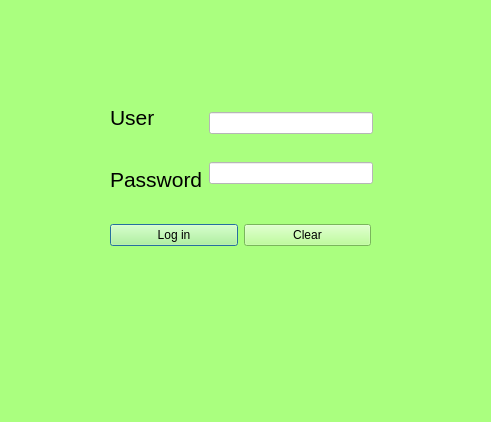
Ling2251/CS1C-Bulk-Club-Project, file login.ui: the form before one commit.
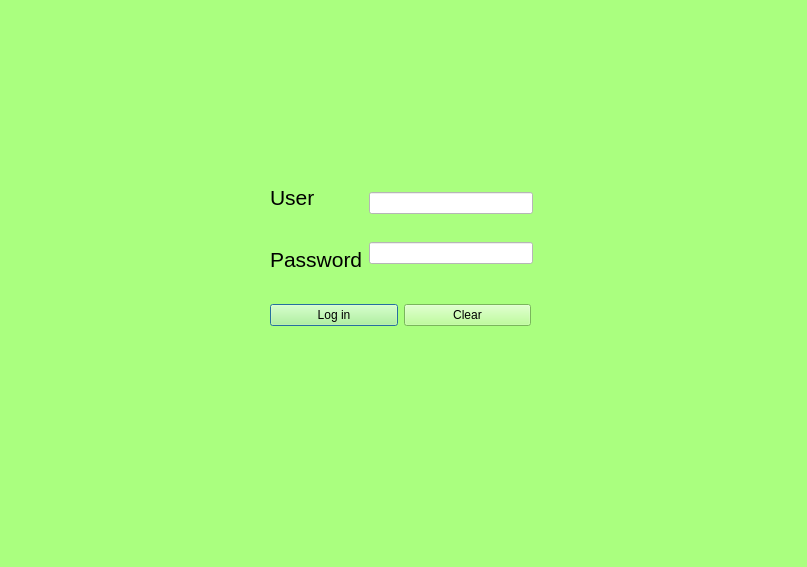
The form after the commit. Icons and pictures are not drawn.

Commit message: fixed ui and do some works in total purchase file

What changed in the file:
```diff
--- a/login.ui
+++ b/login.ui
@@ -6,8 +6,8 @@
    <rect>
     <x>0</x>
     <y>0</y>
-    <width>491</width>
-    <height>422</height>
+    <width>807</width>
+    <height>567</height>
    </rect>
   </property>
   <property name="windowTitle">
@@ -20,8 +20,8 @@
   <widget class="QWidget" name="layoutWidget">
    <property name="geometry">
     <rect>
-     <x>110</x>
-     <y>90</y>
+     <x>270</x>
+     <y>170</y>
      <width>263</width>
      <height>117</height>
     </rect>
@@ -68,8 +68,8 @@
   <widget class="QWidget" name="layoutWidget">
    <property name="geometry">
     <rect>
-     <x>110</x>
-     <y>210</y>
+     <x>270</x>
+     <y>290</y>
      <width>261</width>
      <height>51</height>
     </rect>
@@ -97,8 +97,8 @@
   <widget class="QLabel" name="label_loginImage">
    <property name="geometry">
     <rect>
-     <x>180</x>
-     <y>270</y>
+     <x>340</x>
+     <y>350</y>
      <width>121</width>
      <height>111</height>
     </rect>
```
The commit also changes 4 other files.
